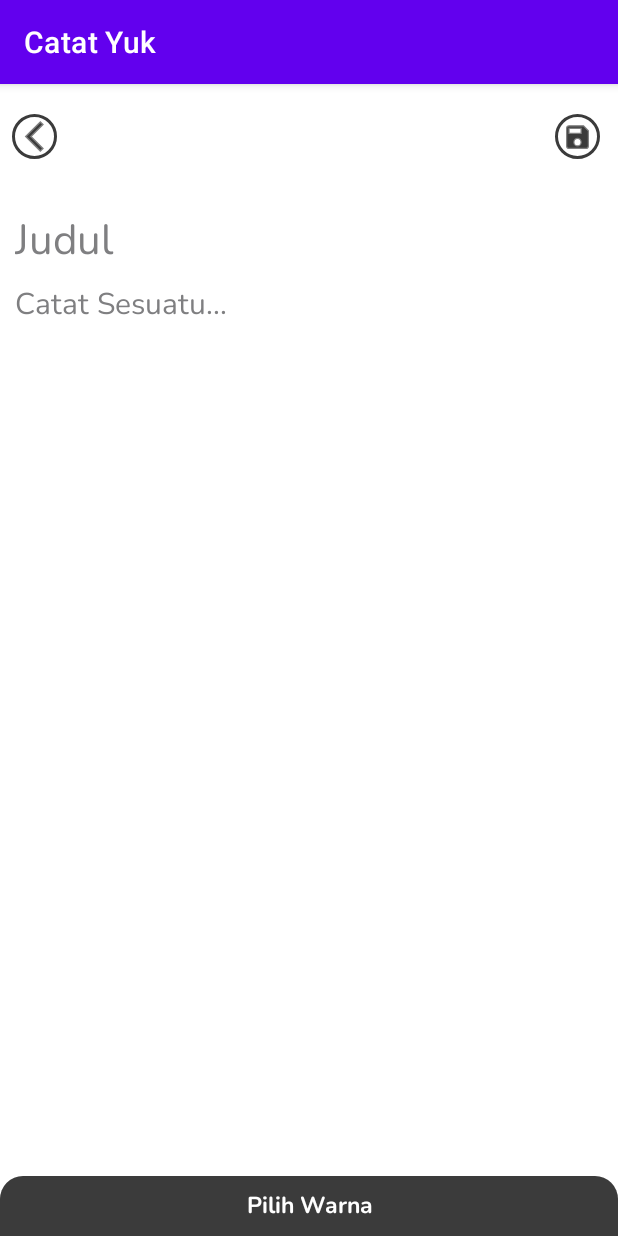
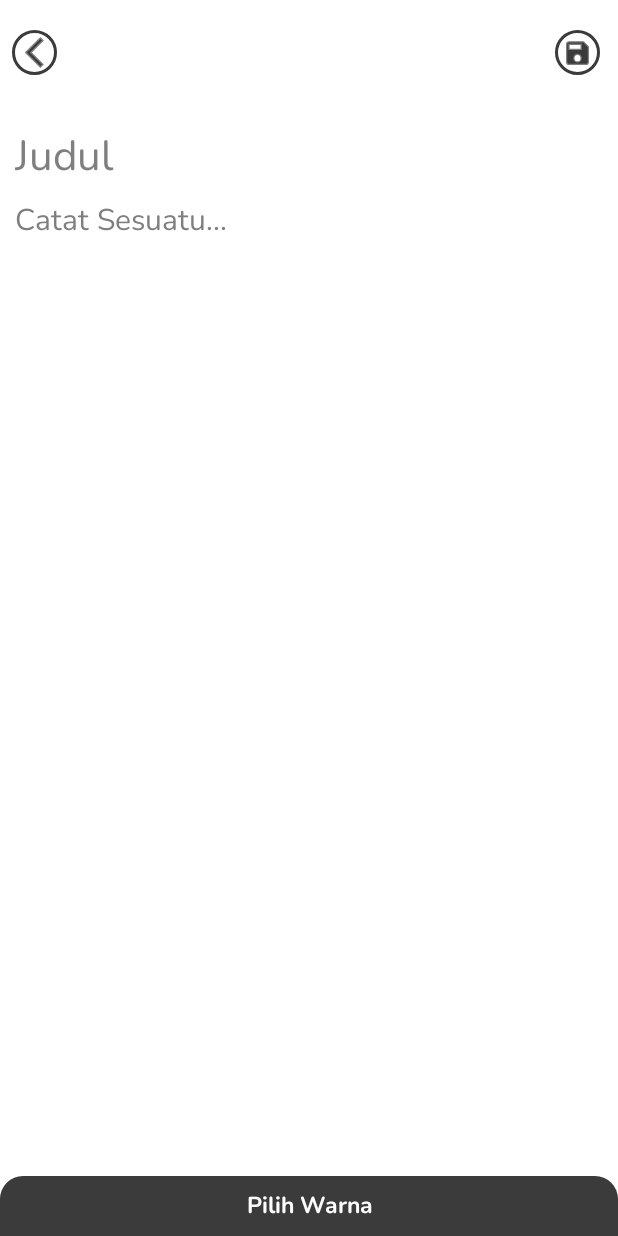
Before and after one commit to Noitusanx/Catat-Yuk, an Android app: the screen it shows after launch (CreateNoteActivity), after a tap on "Catat Yuk", on a phone screen of 412 x 824 dp. Run offline under Robolectric (Android 15) with nearby library versions, the phone set to English and light mode, and no system bars; our stand-ins replace Room's generated code, sdp/ssp sizes.

Commit message:
fix: menghilangkan action bar

```diff
--- a/app/src/main/java/com/example/catatyuk/activities/MainActivity.java
+++ b/app/src/main/java/com/example/catatyuk/activities/MainActivity.java
@@ -44,8 +44,9 @@ public class MainActivity extends AppCompatActivity implements NotesListener {
     protected void onCreate(Bundle savedInstanceState) {
         super.onCreate(savedInstanceState);
         setContentView(R.layout.activity_main);
+        ImageView addNoteMain = findViewById(R.id.addNoteMain);
 
-        ImageView addNoteMain = findViewById(R.id.addNoteMain);
+
         addNoteMain.setOnClickListener(new View.OnClickListener() {
             @Override
             public void onClick(View view) {
--- a/app/src/main/res/layout/activity_main.xml
+++ b/app/src/main/res/layout/activity_main.xml
@@ -4,6 +4,7 @@
     xmlns:tools="http://schemas.android.com/tools"
     android:layout_width="match_parent"
     android:layout_height="match_parent"
+    android:background="@color/white"
     tools:context=".activities.MainActivity">
 
     <TextView
--- a/app/src/main/res/values-night/themes.xml
+++ b/app/src/main/res/values-night/themes.xml
@@ -2,15 +2,23 @@
     <!-- Base application theme. -->
     <style name="Theme.CatatYuk" parent="Theme.MaterialComponents.DayNight.DarkActionBar">
         <!-- Primary brand color. -->
-        <item name="colorPrimary">@color/purple_200</item>
+        <item name="colorPrimary">@color/white</item>
         <item name="colorPrimaryVariant">@color/purple_700</item>
-        <item name="colorOnPrimary">@color/black</item>
+        <item name="colorOnPrimary">@color/icon_color</item>
         <!-- Secondary brand color. -->
         <item name="colorSecondary">@color/teal_200</item>
         <item name="colorSecondaryVariant">@color/teal_200</item>
         <item name="colorOnSecondary">@color/black</item>
+        <!--Menghilangkan Action Bar-->
+        <item name="windowActionBar">false</item>
+        <item name="windowNoTitle">true</item>
         <!-- Status bar color. -->
         <item name="android:statusBarColor">?attr/colorPrimaryVariant</item>
         <!-- Customize your theme here. -->
     </style>
+    <style name="TextAppearance.AppCompat.Widget.ActionBar.Title" parent="@android:style/TextAppearance">
+        <item name="android:textColor">@color/icon_color</item>
+        <item name="fontFamily">@font/nunito_bold</item>
+        <item name="android:textSize">@dimen/_20sdp</item>
+    </style>
 </resources>
--- a/app/src/main/res/values/themes.xml
+++ b/app/src/main/res/values/themes.xml
@@ -1,16 +1,24 @@
 <resources xmlns:tools="http://schemas.android.com/tools">
     <!-- Base application theme. -->
-    <style name="Theme.CatatYuk" parent="Theme.MaterialComponents.DayNight.DarkActionBar">
+    <style name="Theme.CatatYuk" parent="Theme.MaterialComponents.DayNight.DarkActionBar.Bridge">
         <!-- Primary brand color. -->
-        <item name="colorPrimary">@color/purple_500</item>
+        <item name="colorPrimary">@color/white</item>
         <item name="colorPrimaryVariant">@color/purple_700</item>
-        <item name="colorOnPrimary">@color/white</item>
+        <item name="colorOnPrimary">@color/icon_color</item>
         <!-- Secondary brand color. -->
         <item name="colorSecondary">@color/teal_200</item>
         <item name="colorSecondaryVariant">@color/teal_700</item>
         <item name="colorOnSecondary">@color/black</item>
         <!-- Status bar color. -->
         <item name="android:statusBarColor">?attr/colorPrimaryVariant</item>
+        <!--Menghilangkan Action Bar-->
+        <item name="windowActionBar">false</item>
+        <item name="windowNoTitle">true</item>
         <!-- Customize your theme here. -->
     </style>
+    <style name="TextAppearance.AppCompat.Widget.ActionBar.Title" parent="@android:style/TextAppearance">
+        <item name="android:textColor">@color/icon_color</item>
+        <item name="fontFamily">@font/nunito_bold</item>
+        <item name="android:textSize">@dimen/_20sdp</item>
+    </style>
 </resources>
```
